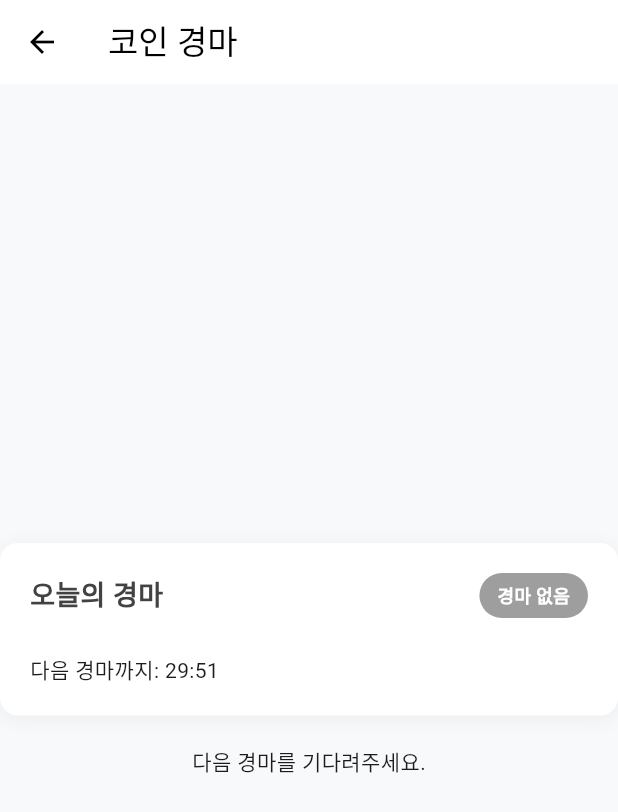
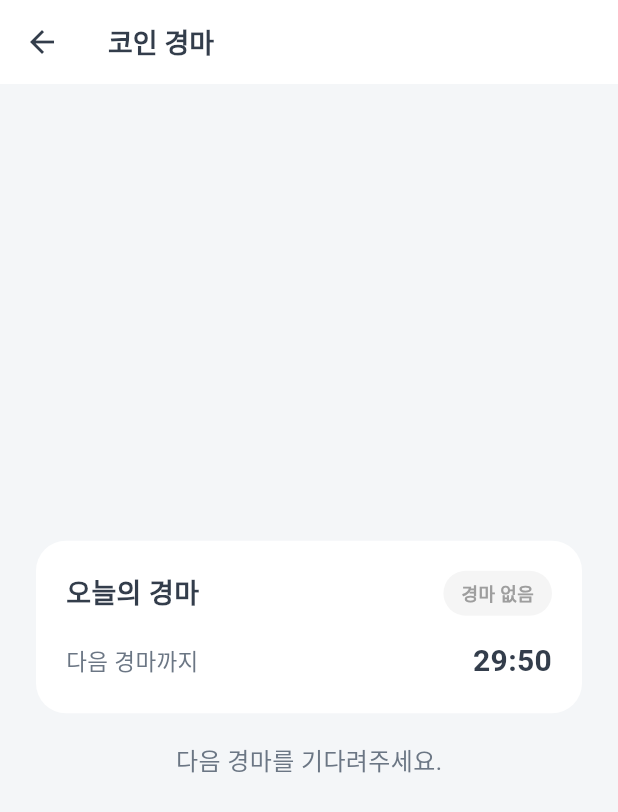
Before and after one commit to idlepoe/samusil_addon, a Flutter app: the screen it shows after launch, after a tap on "다음 경마 대기", on a phone screen of 412 x 824 dp. Shown: the top 812 px of the screen. Run offline on Flutter 3.47's test engine with Material 3 defaults, Android fonts, the phone set to English and light mode, and no system bars; our stand-ins replace auto_size_text, badges, cached_network_image, cloud_firestore, cloud_functions, dio and 16 more; missing offline and left inert: image_gallery_saver_plus, scroll_loop_auto_scroll; accounts and stored records are empty; network calls fail.

Commit message:
중간 저장

```diff
--- a/lib/controllers/horse_race_controller.dart
+++ b/lib/controllers/horse_race_controller.dart
@@ -202,39 +202,34 @@ class HorseRaceController extends GetxController {
   Duration getRemainingTime() {
     final now = DateTime.now();
 
-    // 현재 진행중인 경마가 있을 경우
-    if (currentRace.value != null) {
+    // 현재 진행중인 경마가 있고, 아직 끝나지 않았을 경우
+    if (currentRace.value != null && !currentRace.value!.isFinished) {
       final race = currentRace.value!;
-      if (race.isFinished) return Duration.zero;
-      if (now.isBefore(race.bettingEndTime))
-        return race.bettingEndTime.difference(now);
-      if (race.isActive && now.isBefore(race.endTime))
-        return race.endTime.difference(now);
+      if (now.isBefore(race.bettingEndTime)) {
+        return race.bettingEndTime.difference(now); // 베팅 마감까지
+      } else if (now.isBefore(race.startTime)) {
+        return race.startTime.difference(now); // 경주 시작까지
+      } else if (now.isBefore(race.endTime)) {
+        return race.endTime.difference(now); // 경주 종료까지
+      }
     }
 
-    // 현재 진행중인 경마가 없을 경우, 다음 경마까지 남은 시간 계산
-    final currentMinute = now.minute;
-    final currentSecond = now.second;
-
-    int nextRaceMinute;
-    if (currentMinute < 30) {
-      nextRaceMinute = 30;
+    // 현재 진행중인 경마가 없거나, 종료된 경우 다음 경마까지 남은 시간 계산
+    final DateTime nextRaceTime;
+    if (now.minute < 30) {
+      // 현재 시간이 30분 미만이면, 다음 경주는 현재 시간의 30분
+      nextRaceTime = DateTime(now.year, now.month, now.day, now.hour, 30);
     } else {
-      nextRaceMinute = 60; // 다음 시간 정각
+      // 현재 시간이 30분 이상이면, 다음 경주는 다음 시간 정각
+      nextRaceTime = DateTime(
+        now.year,
+        now.month,
+        now.day,
+        now.hour,
+      ).add(const Duration(hours: 1));
     }
 
-    final remainingMinutes =
-        nextRaceMinute - currentMinute - (currentSecond > 0 ? 1 : 0);
-    final remainingSeconds = 60 - currentSecond;
-
-    if (remainingMinutes < 0) {
-      // 다음 시간 정각으로 넘어가는 경우
-      return Duration(
-        minutes: 60 + remainingMinutes,
-        seconds: remainingSeconds,
-      );
-    }
-    return Duration(minutes: remainingMinutes, seconds: remainingSeconds);
+    return nextRaceTime.difference(now);
   }
 
   /// 베팅 배당률 계산
--- a/lib/main.dart
+++ b/lib/main.dart
@@ -70,7 +70,8 @@ Future<void> _initializeFirebaseMessaging() async {
     FirebaseMessaging.onBackgroundMessage(_firebaseMessagingBackgroundHandler);
 
     // 알림 권한 요청
-    NotificationSettings settings = await FirebaseMessaging.instance.requestPermission(
+    NotificationSettings settings = await FirebaseMessaging.instance
+        .requestPermission(
           alert: true,
           announcement: false,
           badge: true,
@@ -108,7 +109,6 @@ Future<void> _initializeFirebaseMessaging() async {
         }
       }
     });
-
   } catch (e) {
     logger.e('FCM 초기화 오류: $e');
   }
@@ -120,17 +120,28 @@ class MyApp extends StatelessWidget {
   @override
   Widget build(BuildContext context) {
     return GetMaterialApp(
-      title: "app_name".tr,
+      debugShowCheckedModeBanner: false,
+      title: 'Samusil Addon',
+      theme: ThemeData(
+        primarySwatch: Colors.blue,
+        primaryColor: const Color(0xFF0064FF), // 토스 스타일 포인트 컬러
+        scaffoldBackgroundColor: const Color(0xFFF4F6F8), // 토스 스타일 배경색
+        appBarTheme: const AppBarTheme(
+          backgroundColor: Colors.white,
+          foregroundColor: Color(0xFF333D4B),
+          elevation: 0,
+          titleTextStyle: TextStyle(
+            color: Color(0xFF333D4B),
+            fontWeight: FontWeight.bold,
+            fontSize: 18,
+          ),
+        ),
+      ),
+      initialRoute: '/splash',
+      getPages: GetRoutes.routes,
       locale: Get.deviceLocale,
       translations: Messages(),
-      debugShowCheckedModeBanner: false,
-      initialRoute: '/splash',
-      getPages: GetRoutes.routes,
-      unknownRoute: GetPage(
-        name: '/unknown',
-        page: () => const SplashView(),
-        binding: SplashBinding(),
-      ),
+      unknownRoute: GetPage(name: '/notfound', page: () => const SplashView()),
     );
   }
 }
```
Also changed, not shown: lib/pages/horse_race/horse_race_view.dart (+224 -222 lines), pubspec.yaml (+0 -8 lines), assets/fonts/BMHANNAPro.ttf (deleted), 2 other files. Lines whose indentation alone changed are shown as unchanged.
